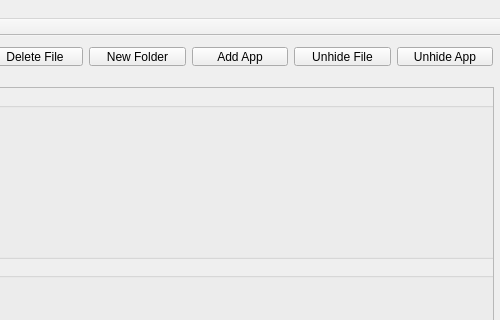
The window that bioguised.ui (dustinltran/Bio-guised) describes before a commit, drawn with Qt 5; both pictures show x 126 to 626 and y 0 to 320 of the 626 by 449 pixel window.
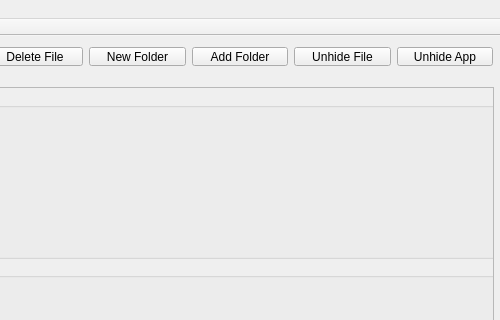
The same window after the commit.

The edit to the form file:
```diff
--- a/bioguised.ui
+++ b/bioguised.ui
@@ -103,7 +103,7 @@
      <item>
       <widget class="QPushButton" name="addApplication">
        <property name="text">
-        <string>Add App</string>
+        <string>Add Folder</string>
        </property>
       </widget>
      </item>
```
